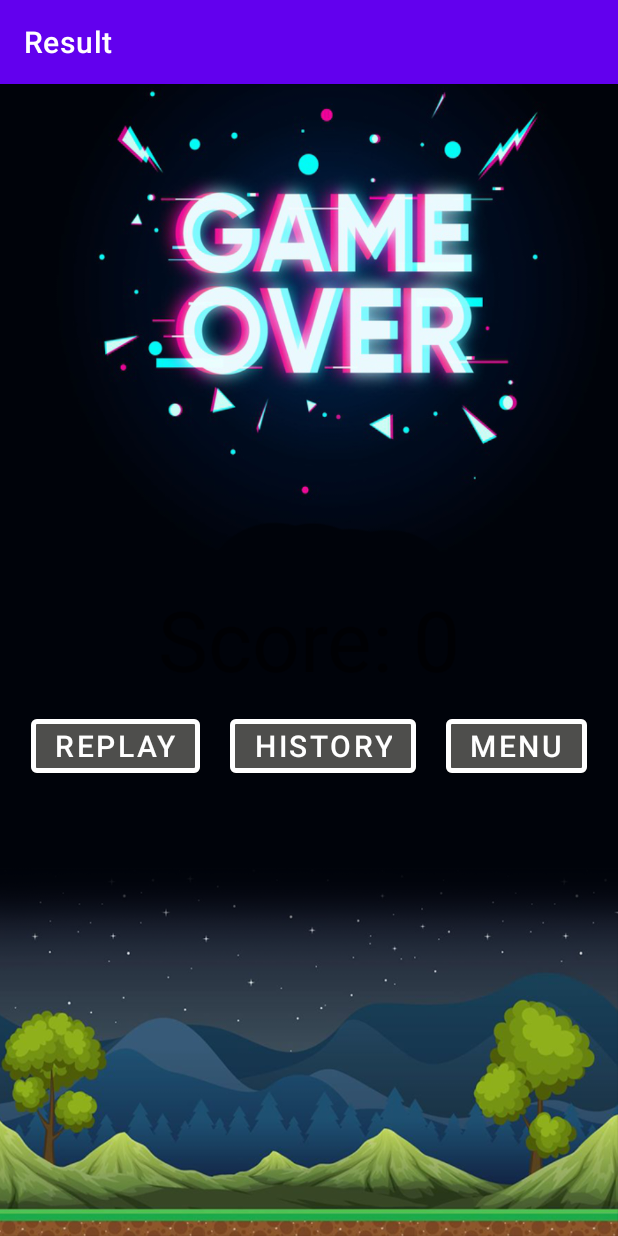
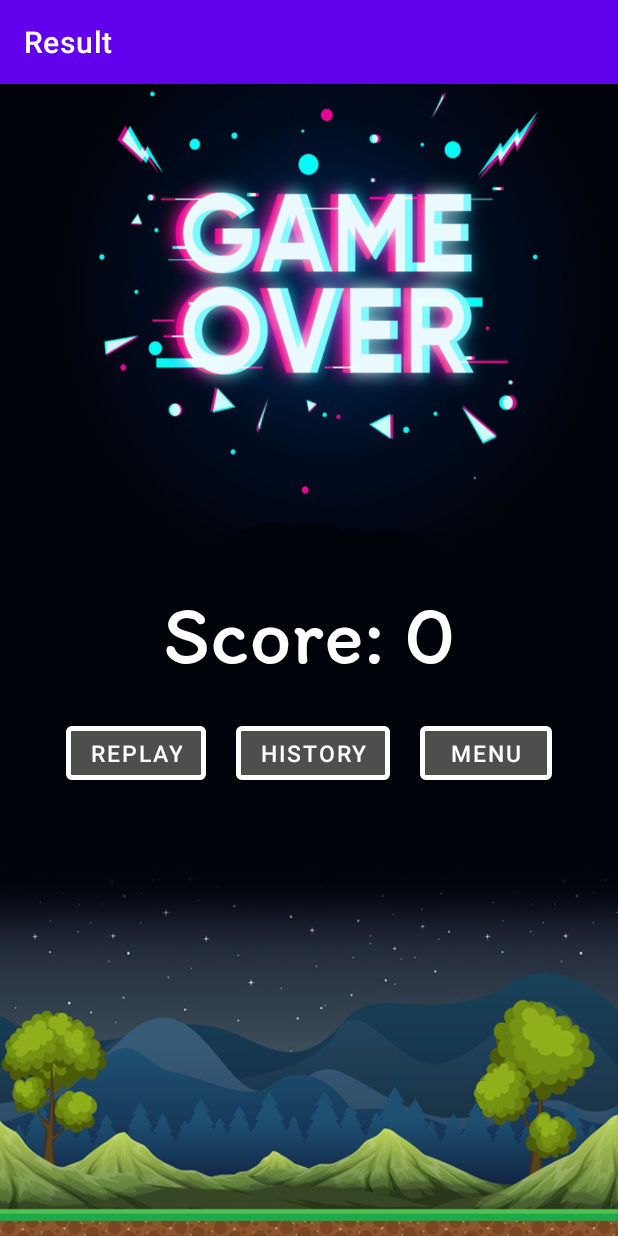
Before and after one commit to KingOnHuy/CS355_Final_Project, an Android app: the ResultActivity screen opened directly, with no data from a screen before it, on a phone screen of 412 x 824 dp. Run offline under Robolectric (Android 15) with nearby library versions, the phone set to English and light mode, and no system bars; 1 statement that could not run was skipped.

Commit message:
change in activity result

```diff
--- a/app/src/main/res/layout/activity_result.xml
+++ b/app/src/main/res/layout/activity_result.xml
@@ -22,6 +22,8 @@
             android:layout_height="wrap_content"
             android:gravity="center"
             android:text="Time Out!"
+            android:fontFamily="@font/itim"
+            android:textColor="@color/white"
             android:textSize="30sp" />
 
         <TextView
@@ -29,6 +31,8 @@
             android:layout_width="match_parent"
             android:layout_height="wrap_content"
             android:gravity="center"
+            android:textColor="@color/white"
+            android:fontFamily="@font/itim"
             android:text="@string/score"
             android:textSize="56sp" />
 
@@ -45,7 +49,7 @@
                 android:layout_margin="10dp"
                 android:text="Replay"
                 android:textColor="@color/white"
-                android:textSize="20sp"
+                android:textSize="15sp"
                 app:backgroundTint="#72AEAB9C"
                 app:strokeColor="@color/white"
                 app:strokeWidth="3dp"/>
@@ -56,7 +60,7 @@
                 android:layout_height="wrap_content"
                 android:layout_margin="10dp"
                 android:textColor="@color/white"
-                android:textSize="20sp"
+                android:textSize="15sp"
                 app:backgroundTint="#72AEAB9C"
                 app:strokeColor="@color/white"
                 app:strokeWidth="3dp"
@@ -68,7 +72,7 @@
                 android:layout_height="wrap_content"
                 android:layout_margin="10dp"
                 android:textColor="@color/white"
-                android:textSize="20sp"
+                android:textSize="15sp"
                 app:backgroundTint="#72AEAB9C"
                 app:strokeColor="@color/white"
                 app:strokeWidth="3dp"
```
